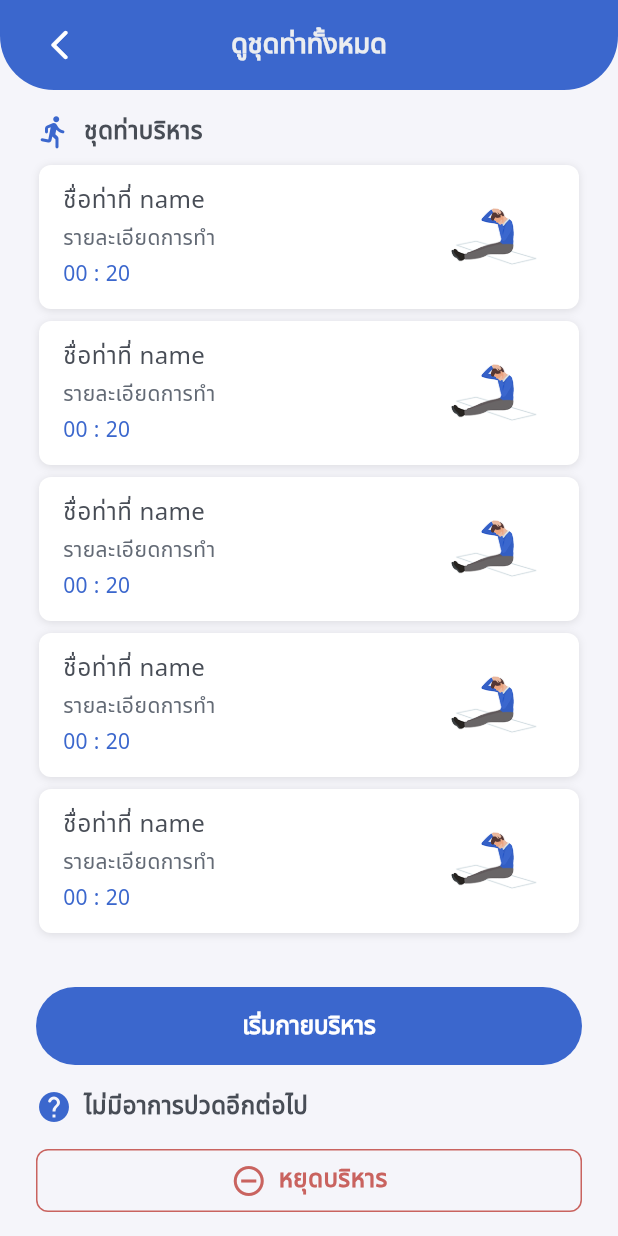
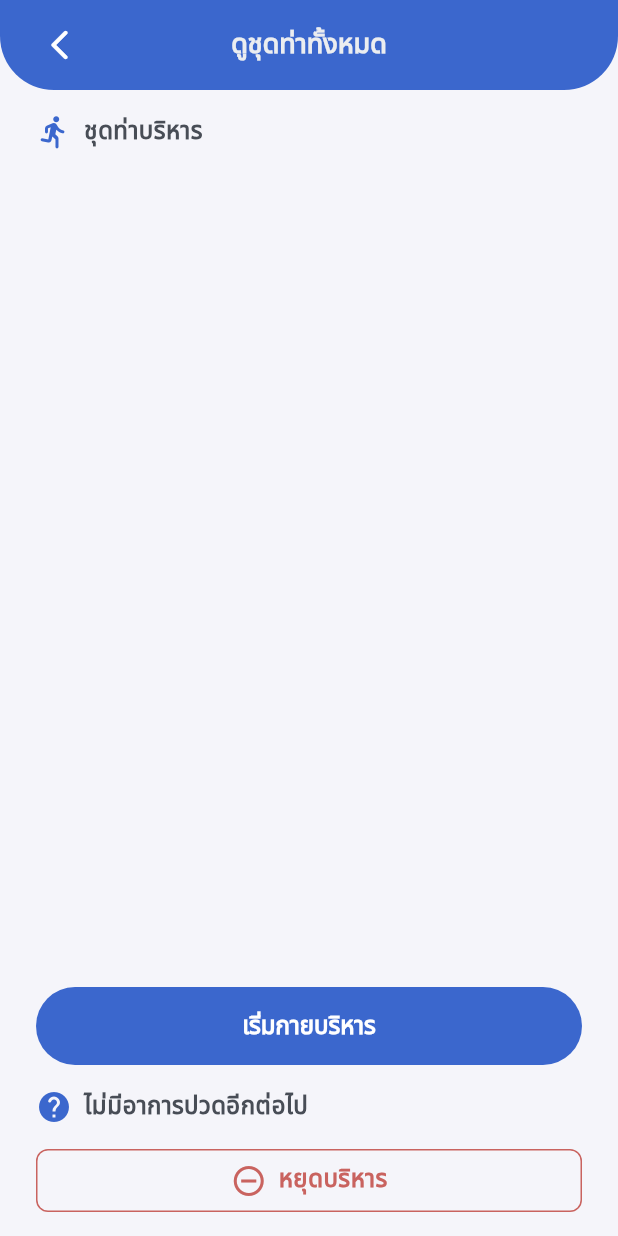
Before and after one commit to OfficeSyndrome-Project/Unwind-App, a Flutter app: the InfoOfListWorkoutPage widget shown alone on an empty page, opened directly, on a phone screen of 412 x 824 dp. Run offline on Flutter 3.47's test engine with Material 3 defaults, Android fonts, the phone set to English and light mode, and no system bars; our stand-ins replace circular_countdown_timer, dots_indicator, get_it, loading_animation_widget, percent_indicator, shared_preferences and 3 more; missing offline and left inert: image_sequence_animator; accounts and stored records are empty.

Commit message:
updates info workout list page

```diff
--- a/lib/Routes/routes_config.dart
+++ b/lib/Routes/routes_config.dart
@@ -169,10 +169,15 @@ class Workout {
         workoutList: workoutList,
         workoutListDB: serviceLocator(),
       ));
-  PathRoute infooflistworkout() =>
-      PathRoute(title: "ดูชุดท่าทั้งหมด", widget: InfoOfListWorkoutPage());
-  PathRoute infoofsetworkout() =>
-      PathRoute(title: "คำอธิบายชุดท่า", widget: InfoSetWorkoutPage());
+  PathRoute infooflistworkout(WorkoutList? workoutList) => PathRoute(
+      title: "ดูชุดท่าทั้งหมด",
+      widget: InfoOfListWorkoutPage(workoutList: workoutList));
+
+  PathRoute infoofsetworkout(WorkoutData? workoutData) => PathRoute(
+      title: "คำอธิบายชุดท่า",
+      widget: InfoSetWorkoutPage(
+        workoutData: workoutData,
+      ));
   PathRoute nrsafterandbeforeworkout() =>
       PathRoute(title: "ประเมินความเจ็บปวด", widget: NrsAfterAndBeforePage());
   PathRoute preparebeforeworkout() => PathRoute(
--- a/lib/Widgets/workoutlist-widget/set_box_workout_widget.dart
+++ b/lib/Widgets/workoutlist-widget/set_box_workout_widget.dart
@@ -1,11 +1,13 @@
 import 'package:flutter/material.dart';
 import 'package:unwind_app/Widgets/ratio_imageone_to_one.dart';
 import 'package:unwind_app/Widgets/responsive_check_widget.dart';
+import 'package:unwind_app/data/screening-data/workout_data.dart';
 
 class SetBoxWorkoutWidget extends StatelessWidget {
-  final String name;
+  // final String name;
+  final WorkoutData? workoutData;
   final void Function()? onTap;
-  SetBoxWorkoutWidget({super.key, required this.name, this.onTap});
+  SetBoxWorkoutWidget({super.key, this.onTap, this.workoutData});
 
   @override
   Widget build(BuildContext context) {
@@ -36,7 +38,7 @@ class SetBoxWorkoutWidget extends StatelessWidget {
               crossAxisAlignment: CrossAxisAlignment.start,
               children: [
                 Text(
-                  'ชื่อท่าที่ ${name}',
+                  '${workoutData?.name}',
                   style: TextStyle(
                     fontFamily: "Noto Sans Thai",
                     fontSize:
@@ -48,7 +50,7 @@ class SetBoxWorkoutWidget extends StatelessWidget {
                 Container(
                   margin: EdgeInsets.symmetric(vertical: 4),
                   child: Text(
-                    'รายละเอียดการทำ',
+                    '${workoutData?.detail}',
                     style: TextStyle(
                       fontFamily: "Noto Sans Thai",
                       fontSize: ResponsiveCheckWidget.isSmallMobile(context)
@@ -60,7 +62,7 @@ class SetBoxWorkoutWidget extends StatelessWidget {
                   ),
                 ),
                 Text(
-                  '00 : 20',
+                  '00 : ${workoutData?.time}',
                   style: TextStyle(
                     fontFamily: "Noto Sans Thai",
                     fontSize:
@@ -72,7 +74,7 @@ class SetBoxWorkoutWidget extends StatelessWidget {
               ],
             ),
             RatioImageoneToOne(
-                assetName: 'lib/assets/images/screeningPart/self_slumper.png',
+                assetName: '${workoutData?.thumbnailPath}',
                 smallWidth: 60,
                 largeWidth: 80,
                 smallHeight: 60,
--- a/lib/pages/workoutList-feature/info_of_list_workout_page.dart
+++ b/lib/pages/workoutList-feature/info_of_list_workout_page.dart
@@ -5,10 +5,12 @@ import 'package:unwind_app/Widgets/button_withouticon_widget.dart';
 import 'package:unwind_app/Widgets/responsive_check_widget.dart';
 import 'package:unwind_app/Widgets/text_withstart_icon.dart';
 import 'package:unwind_app/Widgets/workoutlist-widget/set_box_workout_widget.dart';
+import 'package:unwind_app/data/screening-data/workout_data.dart';
 import 'package:unwind_app/globals/theme/appscreen_theme.dart';
 
 class InfoOfListWorkoutPage extends StatelessWidget {
-  InfoOfListWorkoutPage({super.key});
+  final WorkoutList? workoutList;
+  InfoOfListWorkoutPage({super.key, this.workoutList});
 
   final PageRoutes pageRoutes = PageRoutes();
 
@@ -24,7 +26,7 @@ class InfoOfListWorkoutPage extends StatelessWidget {
               Navigator.pop(context);
             },
             color: Colors.white),
-        textBar: pageRoutes.workout.infooflistworkout().title,
+        textBar: pageRoutes.workout.infooflistworkout(workoutList).title,
         children: [
           Expanded(
               child: Column(
@@ -53,19 +55,22 @@ class InfoOfListWorkoutPage extends StatelessWidget {
                 child: ListView.separated(
                     padding: EdgeInsets.all(2),
                     itemBuilder: (context, index) => SetBoxWorkoutWidget(
-                          name: 'name',
+                          // name:
+                          //     'ชื่อท่าที่ ${index + 1} ${workoutList?.workoutData[index].name}',
+                          workoutData: workoutList?.workoutData[index],
                           onTap: () {
                             Navigator.push(
                                 context,
                                 pageRoutes.workout
-                                    .infoofsetworkout()
+                                    .infoofsetworkout(
+                                        workoutList?.workoutData[index])
                                     .route(context));
                           },
                         ),
                     separatorBuilder: (context, index) => SizedBox(
                           height: 8,
                         ),
-                    itemCount: 5),
+                    itemCount: workoutList?.workoutData.length ?? 0),
               )
             ],
           )),
```
Also changed, not shown: lib/pages/workoutList-feature/info_set_workout_page.dart (+8 -5 lines), lib/pages/workoutList-feature/report_workout_page.dart (+35 -3 lines).
